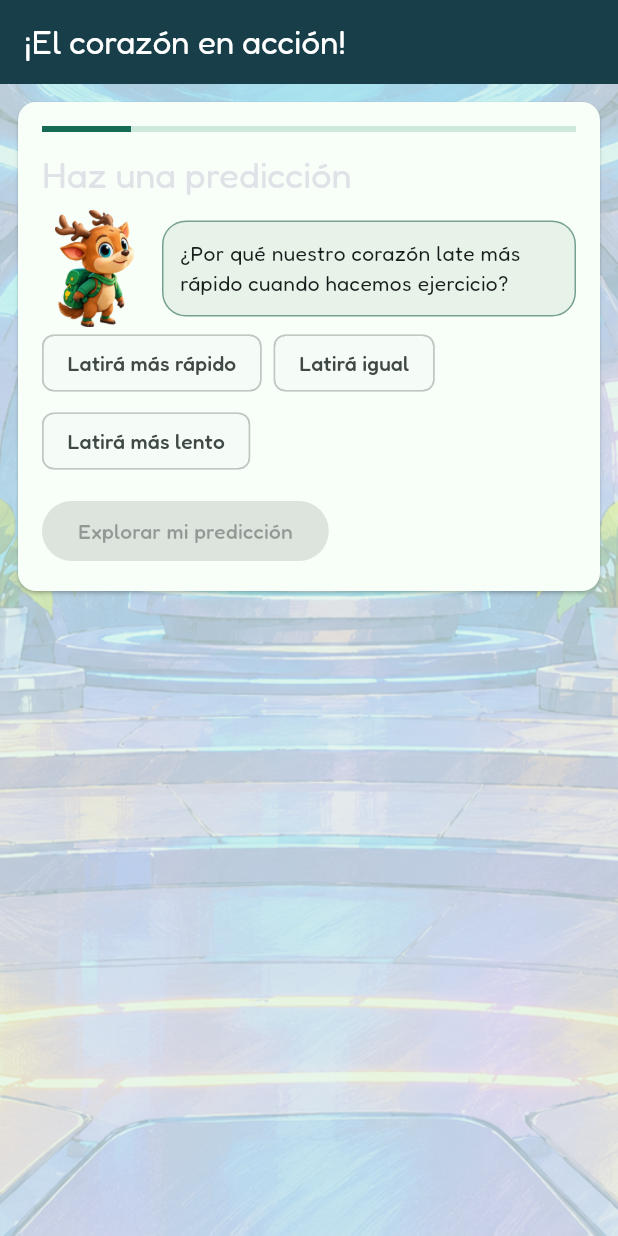
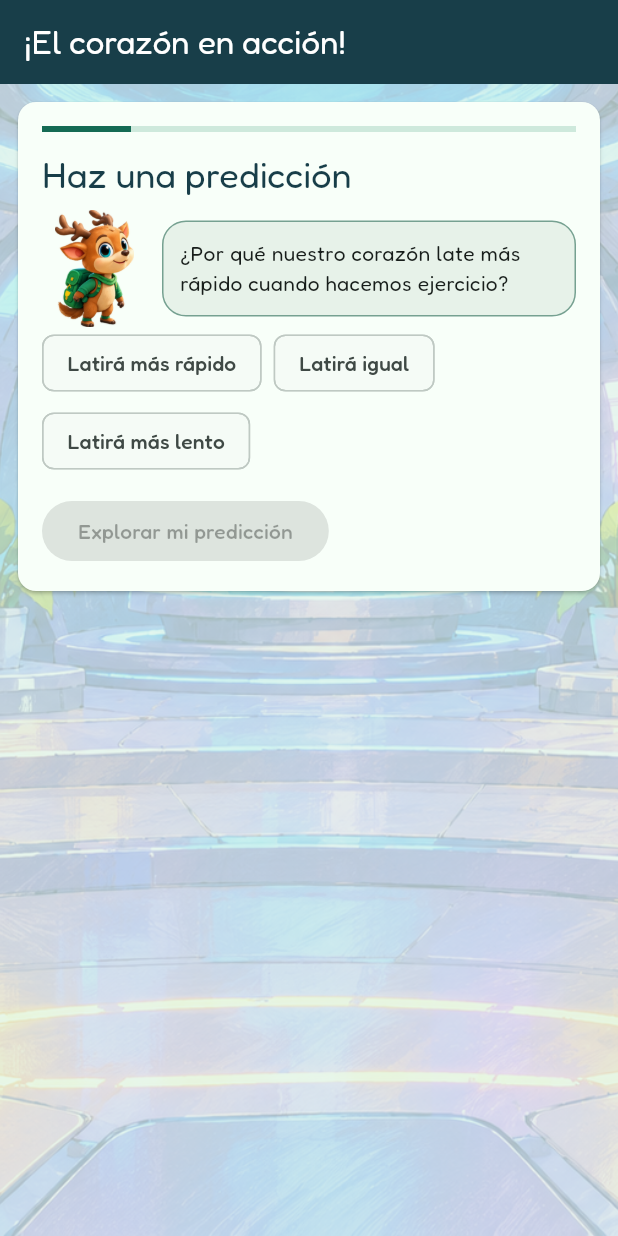
Before and after one commit to marlenexh/exploracyt, a Flutter app: the _BodyMissionScreen widget shown alone on an empty page, opened directly with empty values, on a phone screen of 412 x 824 dp. Run offline on Flutter 3.47's test engine with Material 3 defaults, Android fonts, the phone set to English and light mode, and no system bars; our stand-ins replace shared_preferences; missing offline and left inert: dart:js_interop, flame; accounts and stored records are empty.

Commit message:
Improve biology navigation accessibility and contrast

```diff
--- a/lib/presentation/biology/body_topic_screen.dart
+++ b/lib/presentation/biology/body_topic_screen.dart
@@ -190,7 +190,8 @@ class _LaboratoryPage extends StatelessWidget {
             image: DecorationImage(
               image: AssetImage(_background),
               fit: BoxFit.cover,
-          colorFilter: ColorFilter.mode(Color(0xBBDFF4E9), BlendMode.srcOver),
+              colorFilter:
+                  ColorFilter.mode(Color(0xBBDFF4E9), BlendMode.srcOver),
             ),
           ),
           child: SafeArea(
@@ -359,7 +360,13 @@ class _BodyMissionScreenState extends State<_BodyMissionScreen> {
                   semanticsLabel: 'Etapa de la investigación',
                 ),
                 const SizedBox(height: 12),
-                Text(heading, style: Theme.of(context).textTheme.headlineSmall),
+                Text(
+                  heading,
+                  style: Theme.of(context)
+                      .textTheme
+                      .headlineSmall
+                      ?.copyWith(color: _navy),
+                ),
                 const SizedBox(height: 8),
                 switch (stage) {
                   _Stage.prediction => buildPrediction(),
@@ -372,8 +379,7 @@ class _BodyMissionScreenState extends State<_BodyMissionScreen> {
                         ),
                         BodyExperiment(
                           system: mission.system,
-                        reduceMotion:
-                            store.reducirAnim ||
+                          reduceMotion: store.reducirAnim ||
                               MediaQuery.disableAnimationsOf(context),
                           onObserved: () => goTo(_Stage.challenge),
                         ),
@@ -409,7 +415,8 @@ class _BodyMissionScreenState extends State<_BodyMissionScreen> {
           ),
           const SizedBox(height: 12),
           FilledButton(
-        onPressed: prediction == null ? null : () => goTo(_Stage.exploration),
+            onPressed:
+                prediction == null ? null : () => goTo(_Stage.exploration),
             child: const Text('Explorar mi predicción'),
           ),
         ],
--- a/lib/presentation/biology_lab_screen.dart
+++ b/lib/presentation/biology_lab_screen.dart
@@ -866,6 +866,7 @@ class _BiologyLabScreenState extends State<BiologyLabScreen> {
               const SizedBox(width: 2),
               Text(
                 '¡EXPLORAR!',
+                semanticsLabel: 'Explorar ${widget.mundo.temas[index].titulo}',
                 style: TextStyle(
                   color: const Color(0xFF75451B),
                   fontSize: isMobile ? 9 : 11,
```
Lines whose indentation alone changed are shown as unchanged.
